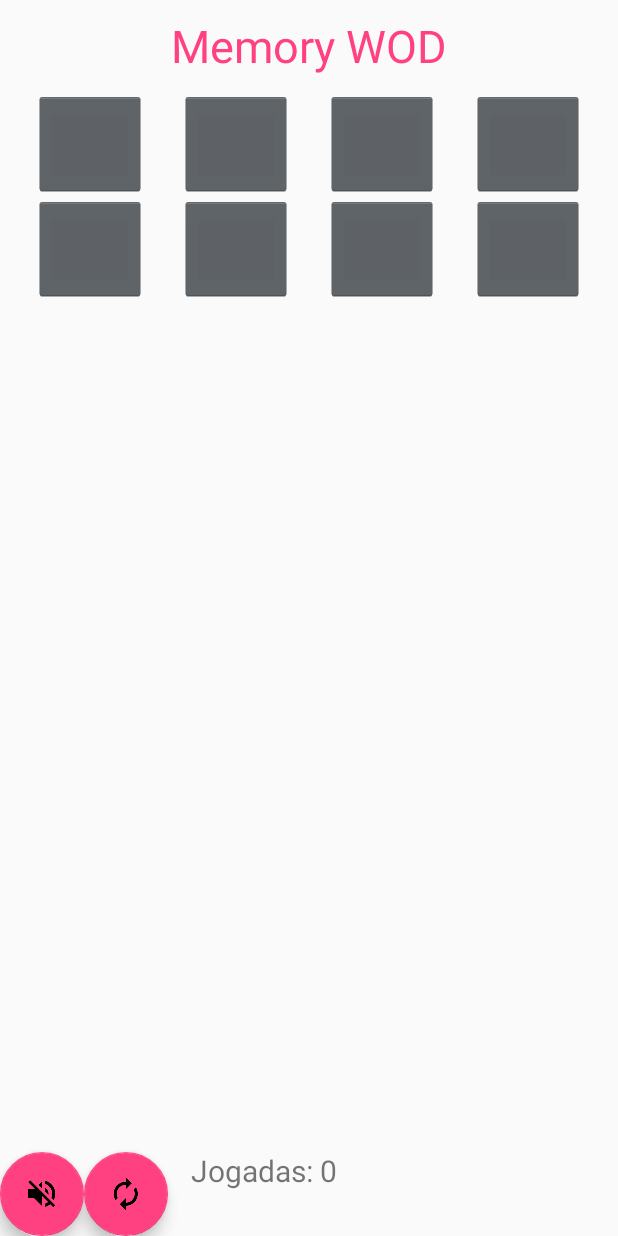
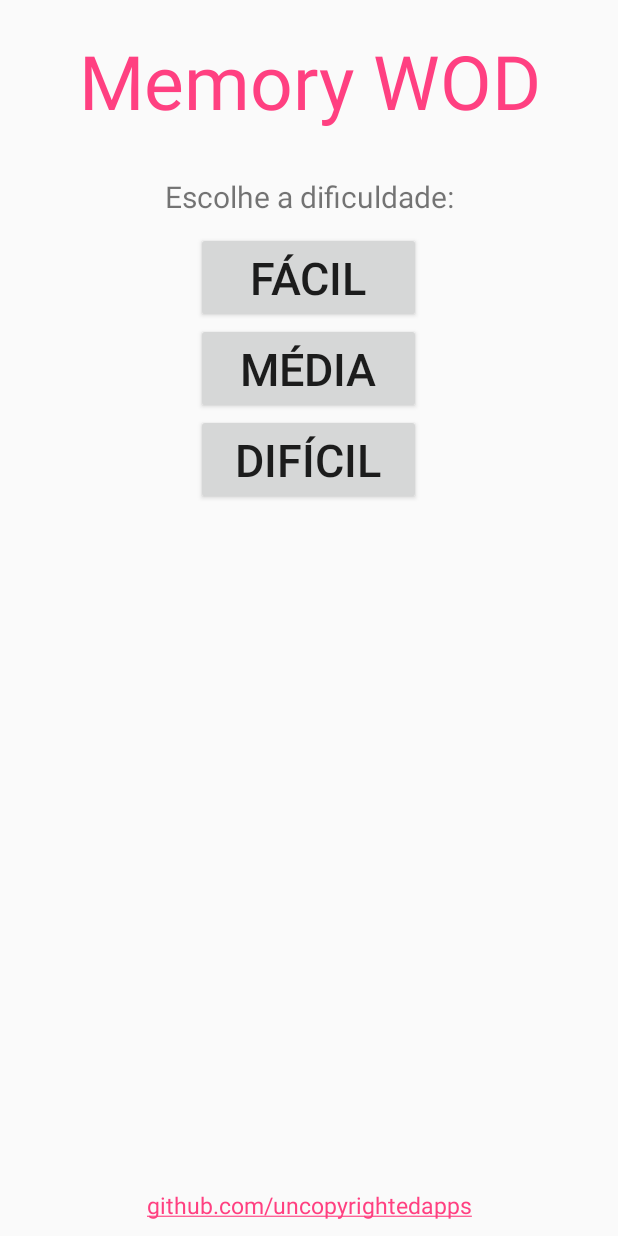
Before and after one commit to uncopyrightedapps/games-memory-wod, an Android app: the screen it shows after launch (PlayGameActivity before the commit, MainActivity after it), on a phone screen of 412 x 824 dp. Run offline under Robolectric (Android 15) with nearby library versions, the light colour scheme and no system bars.

Commit message:
Added main activity to choose game level

```diff
--- a/app/src/main/AndroidManifest.xml
+++ b/app/src/main/AndroidManifest.xml
@@ -9,16 +9,24 @@
         android:supportsRtl="true"
         android:theme="@style/AppTheme">
         <activity
-            android:name=".PlayGameActivity"
+            android:name=".MainActivity"
             android:configChanges="orientation|keyboardHidden|screenSize"
             android:screenOrientation="portrait"
             android:label="@string/title_activity_play_game"
             android:theme="@style/FullscreenTheme">
             <intent-filter>
                 <action android:name="android.intent.action.MAIN" />
-
                 <category android:name="android.intent.category.LAUNCHER" />
             </intent-filter>
+        </activity>
+
+        <activity
+            android:name=".PlayGameActivity"
+            android:configChanges="orientation|keyboardHidden|screenSize"
+            android:screenOrientation="portrait"
+            android:label="@string/title_activity_play_game"
+            android:theme="@style/FullscreenTheme"
+            android:parentActivityName=".MainActivity">
         </activity>
     </application>
 
--- /dev/null
+++ b/app/src/main/java/org/uncopyrightedapps/games/memory_wod/MainActivity.java
@@ -0,0 +1,92 @@
+package org.uncopyrightedapps.games.memory_wod;
+
+import android.content.Intent;
+import android.os.Bundle;
+import android.support.v7.app.ActionBar;
+import android.support.v7.app.AppCompatActivity;
+import android.view.View;
+import android.widget.Button;
+
+import org.uncopyrightedapps.games.memory_wod.engine.GameEngine;
+
+public class MainActivity extends AppCompatActivity {
+    private View mView;
+    private Button mEasyButton;
+    private Button mMediumButton;
+    private Button mHardButton;
+
+    @Override
+    protected void onCreate(Bundle savedInstanceState) {
+        super.onCreate(savedInstanceState);
+
+        setContentView(R.layout.activity_main);
+
+        mView = findViewById(R.id.mainLayout);
+        mEasyButton = (Button) findViewById(R.id.easyButton);
+        mMediumButton = (Button) findViewById(R.id.mediumButton);
+        mHardButton = (Button) findViewById(R.id.hardButton);
+
+        mEasyButton.setOnClickListener(new View.OnClickListener() {
+            @Override
+            public void onClick(View v) {
+                startGame(2, 4);
+            }
+        });
+
+        mMediumButton.setOnClickListener(new View.OnClickListener() {
+            @Override
+            public void onClick(View v) {
+                startGame(4, 4);
+            }
+        });
+
+        mHardButton.setOnClickListener(new View.OnClickListener() {
+            @Override
+            public void onClick(View v) {
+                startGame(6, 4);
+            }
+        });
+
+    }
+
+    private void startGame(int rowCount, int colCount) {
+        Intent intent = new Intent(this, PlayGameActivity.class);
+        Bundle b = new Bundle();
+        b.putSerializable(GameEngine.class.getSimpleName(), new GameEngine(rowCount, colCount));
+        intent.putExtras(b);
+        startActivity(intent);
+    }
+
+    @Override
+    protected void onRestart() {
+        super.onRestart();
+        hide();
+
+    }
+
+    @Override
+    protected void onResume() {
+        super.onResume();
+        hide();
+    }
+
+    @Override
+    protected void onPostCreate(Bundle savedInstanceState) {
+        super.onPostCreate(savedInstanceState);
+        hide();
+    }
+
+    private void hide() {
+        ActionBar actionBar = getSupportActionBar();
+        if (actionBar != null) {
+            actionBar.hide();
+        }
+        mView.setSystemUiVisibility(
+                View.SYSTEM_UI_FLAG_LOW_PROFILE
+                        | View.SYSTEM_UI_FLAG_FULLSCREEN
+                        | View.SYSTEM_UI_FLAG_LAYOUT_STABLE
+                        | View.SYSTEM_UI_FLAG_IMMERSIVE_STICKY
+                        | View.SYSTEM_UI_FLAG_LAYOUT_HIDE_NAVIGATION
+                        | View.SYSTEM_UI_FLAG_HIDE_NAVIGATION);
+    }
+}
--- a/app/src/main/java/org/uncopyrightedapps/games/memory_wod/PlayGameActivity.java
+++ b/app/src/main/java/org/uncopyrightedapps/games/memory_wod/PlayGameActivity.java
@@ -20,7 +20,11 @@ public class PlayGameActivity extends AppCompatActivity {
     protected void onCreate(Bundle savedInstanceState) {
         super.onCreate(savedInstanceState);
 
-        mEngine = new GameEngine(2, 4);
+        Bundle b = getIntent().getExtras();
+        mEngine = (GameEngine) b.getSerializable(GameEngine.class.getSimpleName());
+        if (mEngine == null) {
+            throw new IllegalArgumentException("Activity must receive a valid GameEngine");
+        }
         mEngine.shuffle();
 
         setContentView(R.layout.activity_play_game);
--- a/app/src/main/java/org/uncopyrightedapps/games/memory_wod/engine/GameEngine.java
+++ b/app/src/main/java/org/uncopyrightedapps/games/memory_wod/engine/GameEngine.java
@@ -1,12 +1,13 @@
 package org.uncopyrightedapps.games.memory_wod.engine;
 
+import java.io.Serializable;
 import java.util.ArrayList;
 import java.util.Arrays;
 import java.util.HashMap;
 import java.util.List;
 import java.util.Random;
 
-public class GameEngine {
+public class GameEngine implements Serializable {
 
     private int flippedCount;
     private int rowCount;
--- /dev/null
+++ b/app/src/main/res/layout/activity_main.xml
@@ -0,0 +1,77 @@
+<?xml version="1.0" encoding="utf-8"?>
+<RelativeLayout xmlns:android="http://schemas.android.com/apk/res/android"
+    android:orientation="vertical"
+    android:layout_width="match_parent"
+    android:layout_height="match_parent"
+    android:id="@+id/mainLayout">
+
+    <TextView
+        android:id="@+id/mainTitle"
+        android:layout_width="match_parent"
+        android:layout_height="wrap_content"
+        android:layout_centerHorizontal="true"
+        android:textSize="50sp"
+        android:gravity="center"
+        android:layout_marginTop="20dp"
+        android:layout_marginBottom="10dp"
+        android:textColor="@color/colorAccent"
+        android:text="Memory WOD"
+        />
+
+    <TextView
+        android:id="@+id/subTitle"
+        android:layout_below="@id/mainTitle"
+        android:layout_width="match_parent"
+        android:layout_height="wrap_content"
+        android:layout_centerHorizontal="true"
+        android:textSize="20sp"
+        android:gravity="center"
+        android:layout_marginTop="20dp"
+        android:layout_marginBottom="10dp"
+        android:text="Escolhe a dificuldade:"
+        />
+
+    <Button
+        android:id="@+id/easyButton"
+        android:layout_below="@id/subTitle"
+        android:layout_width="150dp"
+        android:layout_height="wrap_content"
+        android:textSize="30sp"
+        android:layout_centerHorizontal="true"
+        android:text="Fácil"/>
+
+    <Button
+        android:id="@+id/mediumButton"
+        android:layout_below="@id/easyButton"
+        android:layout_width="150dp"
+        android:layout_height="wrap_content"
+        android:textSize="30sp"
+        android:layout_centerHorizontal="true"
+        android:text="Média"/>
+
+    <Button
+        android:id="@+id/hardButton"
+        android:layout_below="@id/mediumButton"
+        android:layout_width="150dp"
+        android:layout_height="wrap_content"
+        android:textSize="30sp"
+        android:layout_centerHorizontal="true"
+        android:text="Difícil"/>
+
+
+    <TextView
+        android:id="@+id/version"
+        android:layout_alignParentBottom="true"
+        android:layout_width="match_parent"
+        android:layout_height="wrap_content"
+        android:layout_centerHorizontal="true"
+        android:textSize="15sp"
+        android:gravity="center"
+        android:layout_marginTop="10dp"
+        android:layout_marginBottom="10dp"
+        android:textColor="@color/colorAccent"
+        android:autoLink="web"
+        android:text="github.com/uncopyrightedapps"
+        />
+
+</RelativeLayout>
```
